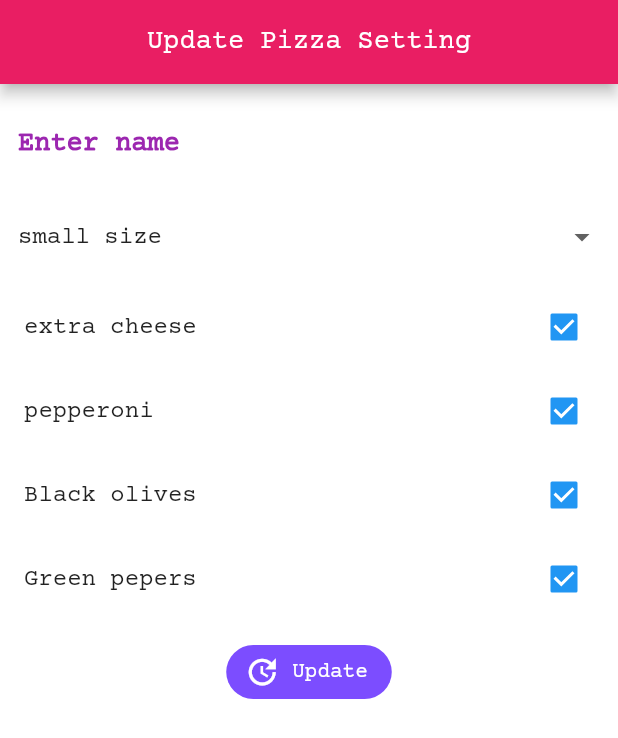
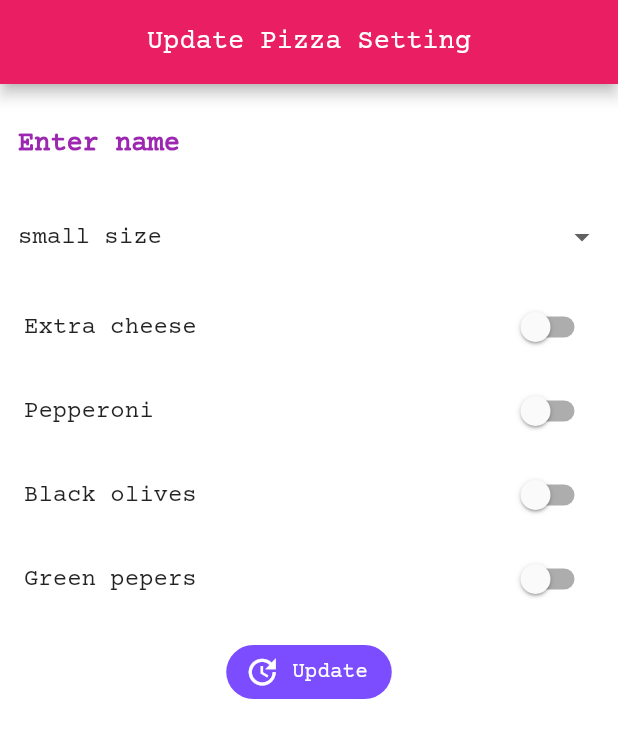
Before and after one commit to drj-sharma/hungerMobileApp, a Flutter app: the SettingForm screen opened directly, on a phone screen of 412 x 824 dp. Shown: the top 738 px of the screen. Run offline on Flutter 3.47's test engine with Material 2 defaults, Android fonts, the phone set to English and light mode, and no system bars; our stand-ins replace cloud_firestore, firebase_auth, flutter_spinkit; accounts and stored records are empty.

```diff
--- a/lib/screens/home/setting_form.dart
+++ b/lib/screens/home/setting_form.dart
@@ -14,13 +14,14 @@ class _SettingFormState extends State<SettingForm> {
   String _currentName;
   String _currentPizzaSize;
   List<String> _currentSomethingElse = [];
-  List<String> _pizzaToppings = [
-    'extra cheese',
-    'pepperoni',
-    'Black olives',
-    'Green pepers'
-  ];
+  Map<String, bool> _pizzaToppings = {
+    'Extra cheese': false,
+    'Pepperoni': false,
+    'Black olives': false,
+    'Green pepers': false
+  };
   bool _isChecked = true;
+  List checking = [false, false, false, false];
   @override
   Widget build(BuildContext context) {
     return Scaffold(
@@ -34,9 +35,9 @@ class _SettingFormState extends State<SettingForm> {
           ),
           centerTitle: true,
         ),
-    body: Form(
+        body:  SingleChildScrollView(
+            child: Form(
             key: _formkey,
-      child: SingleChildScrollView(
             child: Column(
               children: <Widget>[
                 SizedBox(
@@ -59,25 +60,26 @@ class _SettingFormState extends State<SettingForm> {
                   }).toList(),
                   onChanged: (val) => setState(() => _currentPizzaSize = val),
                 ),
-            Column(
-              children: _pizzaToppings
-                  .map(
-                    (t) => CheckboxListTile(
-                      title: Text(t),
-                      value: _isChecked,
-                      onChanged: (val) {
+                  ListView(
+                    shrinkWrap: true,
+                    children: _pizzaToppings.keys.map((String key) {
+                      return SwitchListTile(
+                        title: Text(key),
+                        value: _pizzaToppings[key],
+                        onChanged: (bool value) {
                           setState(() {
-                          _isChecked = val;
                             print(_currentSomethingElse);
-                          if (val == true) {
-                            _currentSomethingElse.add(t);
+                            _pizzaToppings[key] = value;
+                            if(value) {
+                              print(key);
+                              _currentSomethingElse.add(key);
                               print(_currentSomethingElse);
-                          }
-                        });
+                            } else{
+                              _currentSomethingElse.remove(key);
+                            }});
                         },
-                    ),
-                  )
-                  .toList(),
+                      );
+                    }).toList(),
                   ),
 //          Slider(
 //            value: 5.0,
```
Also changed, not shown: lib/screens/home/home.dart (+4 -4 lines), lib/services/databases.dart (+16 -15 lines). Lines whose indentation alone changed are shown as unchanged.
